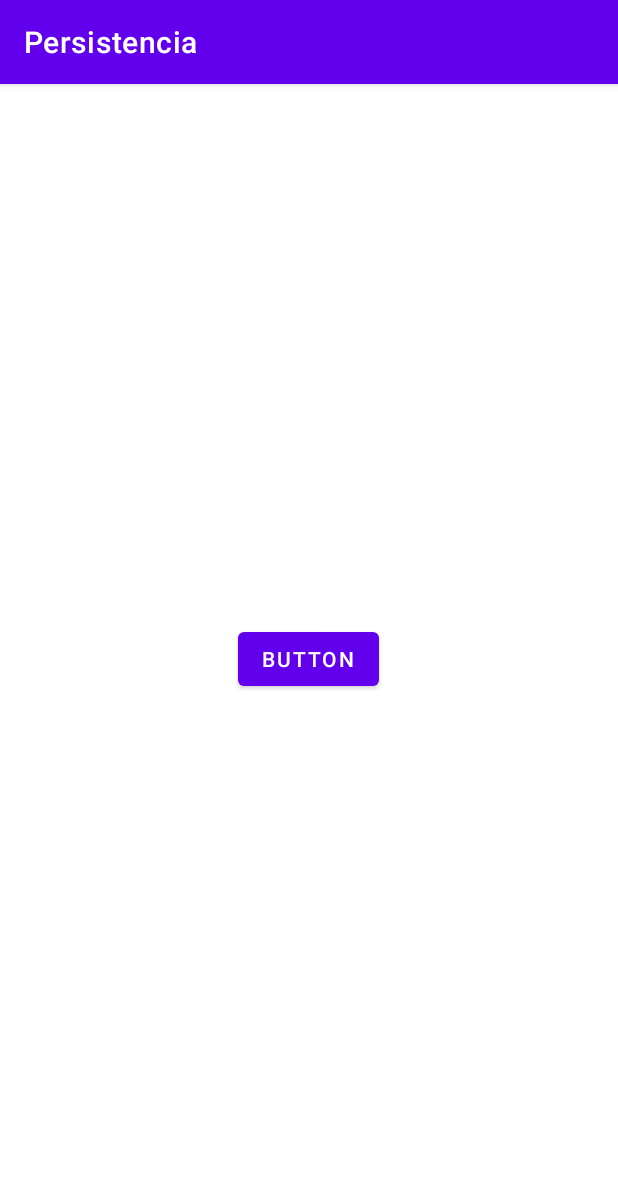
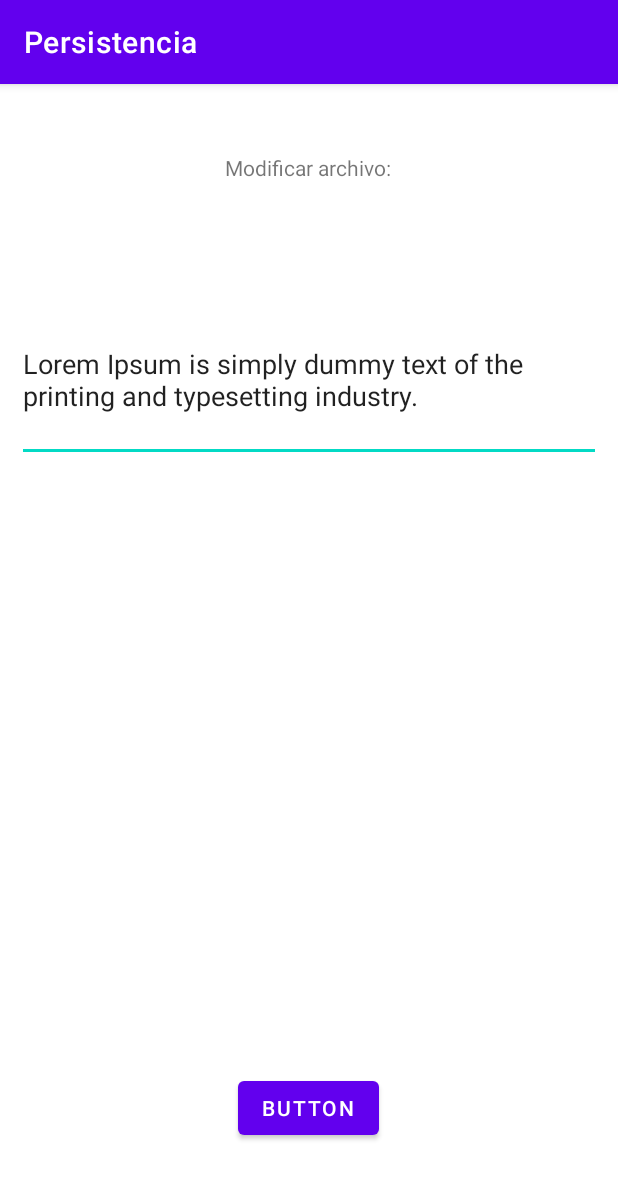
Before and after one commit to BorjaMontoro/Persistencia, an Android app: the screen it shows after launch (MainActivity), on a phone screen of 412 x 824 dp. Shown: the top 1179 px of the screen. Run offline under Robolectric (Android 15) with nearby library versions, the phone set to English and light mode, and no system bars.

Commit message:
Añadido las funciones de actualizar archivo y el edit text (aplicacion casi acabada)

```diff
--- a/app/src/main/java/com/example/persistencia/MainActivity.java
+++ b/app/src/main/java/com/example/persistencia/MainActivity.java
@@ -3,12 +3,16 @@ package com.example.persistencia;
 import androidx.appcompat.app.AppCompatActivity;
 
 import android.os.Bundle;
-import android.util.Log;
+import android.view.View;
 import android.widget.Button;
+import android.widget.EditText;
 
+import java.io.BufferedReader;
 import java.io.File;
+import java.io.FileReader;
 import java.io.FileWriter;
-import java.io.OutputStream;
+import java.io.IOException;
+import java.util.Scanner;
 
 public class MainActivity extends AppCompatActivity {
 
@@ -21,18 +25,50 @@ public class MainActivity extends AppCompatActivity {
 
         try{
             File dir= getFilesDir();
-            Log.i("Info",dir.toString());
-            File archivo= new File(dir,"dades.txt");
-            if(!archivo.exists()) {
-                archivo.createNewFile();
-            }
-            FileWriter archivoescribir=new FileWriter(dir+"/dades.txt");
-            Log.i("Info",dir+"/dades.txt");
-            String mensaje="Cataluña es la mejor comunidad autonoma de España";
-            archivoescribir.write(mensaje);
+            File archivo=new File(dir,"dades.txt");
+            FileWriter escribir=new FileWriter(archivo);
+            String mensaje="Lorem Ipsum is simply dummy text of the printing and typesetting industry.\n";
+            escribir.write(mensaje);
+            escribir.flush();
+            escribir.close();
+            actualizarEditText();
+            b.setOnClickListener(new View.OnClickListener() {
+                public void onClick(View v) {
+                    actualizaArchivo();
+                    actualizarEditText();
+
+                }
+            });
 
         }catch (Exception e){
             e.printStackTrace();
         }
     }
+    private void actualizarEditText(){
+        File dir = getFilesDir();
+        File archivo = new File(dir,"dades.txt");
+        EditText edit=findViewById(R.id.editar);
+        edit.setText("");
+        try {
+            Scanner obj = new Scanner(archivo);
+
+            while (obj.hasNextLine())
+                edit.append(obj.nextLine()+"\n");
+        }
+        catch (IOException e) {
+        }
+    }
+    private void actualizaArchivo(){
+        try {
+            EditText edit=findViewById(R.id.editar);
+            File dir= getFilesDir();
+            File archivo=new File(dir,"dades.txt");
+            FileWriter escribir=new FileWriter(archivo);
+            escribir.write(edit.getText().toString());
+            escribir.flush();
+            escribir.close();
+        }catch(Exception e){
+
+        }
+    }
 }
--- a/app/src/main/res/layout/activity_main.xml
+++ b/app/src/main/res/layout/activity_main.xml
@@ -16,5 +16,38 @@
         app:layout_constraintHorizontal_bias="0.498"
         app:layout_constraintStart_toStartOf="parent"
         app:layout_constraintTop_toTopOf="parent"
-        app:layout_constraintVertical_bias="0.499" />
+        app:layout_constraintVertical_bias="0.915" />
+
+    <ScrollView
+        android:id="@+id/scrollView2"
+        android:layout_width="389dp"
+        android:layout_height="399dp"
+        app:layout_constraintBottom_toBottomOf="parent"
+        app:layout_constraintEnd_toEndOf="parent"
+        app:layout_constraintStart_toStartOf="parent"
+        app:layout_constraintTop_toTopOf="parent"
+        app:layout_constraintVertical_bias="0.445">
+
+        <EditText
+            android:id="@+id/editar"
+            android:layout_width="match_parent"
+            android:layout_height="wrap_content"
+            android:ems="10"
+            android:gravity="start|top"
+            android:inputType="textMultiLine" />
+    </ScrollView>
+
+    <TextView
+        android:id="@+id/textView2"
+        android:layout_width="wrap_content"
+        android:layout_height="wrap_content"
+        android:text="Modificar archivo:"
+        app:layout_constraintBottom_toTopOf="@+id/scrollView2"
+        app:layout_constraintEnd_toEndOf="parent"
+        app:layout_constraintHorizontal_bias="0.498"
+        app:layout_constraintStart_toStartOf="parent"
+        app:layout_constraintTop_toTopOf="parent"
+        app:layout_constraintVertical_bias="0.317" />
+
+
 </androidx.constraintlayout.widget.ConstraintLayout>
```
